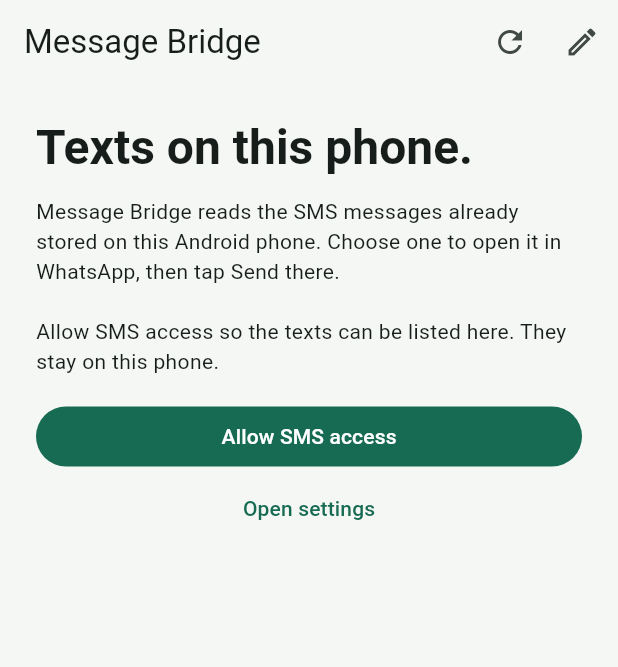
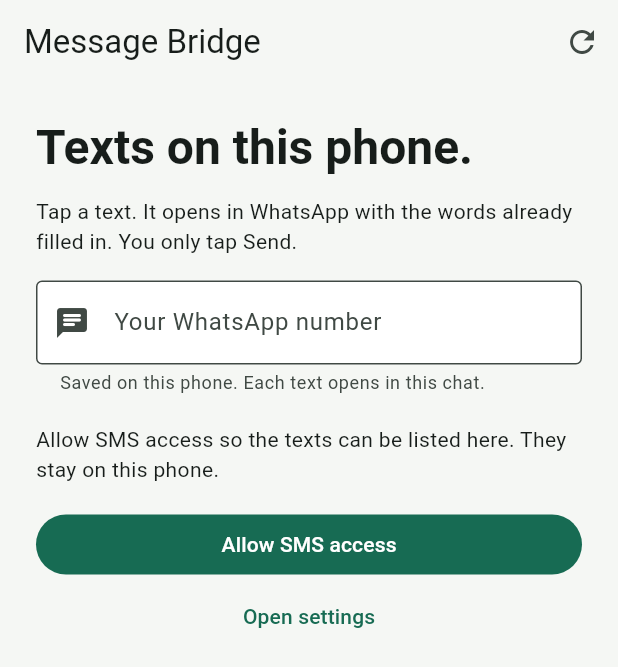
Before and after one commit to Judiciousmurich/message-bridge, a Flutter app: the screen it shows after launch, on a phone screen of 412 x 824 dp. Shown: the top 667 px of the screen. Run offline on Flutter 3.47's test engine with Material 3 defaults, Android fonts, the phone set to English and light mode, and no system bars.

Commit message:
feat(android): open a tapped text in WhatsApp
Save one WhatsApp number and open a tapped text in that chat so the remaining action is Send.

Ledger: 2026-11-12 13:20 — Open a tapped text in WhatsApp
Co-authored-by: Cursor <cursoragent@cursor.com>

```diff
--- a/lib/sms_inbox_page.dart
+++ b/lib/sms_inbox_page.dart
@@ -45,11 +45,18 @@ class _SmsInboxPageState extends State<SmsInboxPage> {
   var _opening = false;
   String? _error;
   List<PhoneText> _messages = const [];
+  final _whatsappNumber = TextEditingController();
 
   @override
   void initState() {
     super.initState();
     _load();
+  }
+
+  @override
+  void dispose() {
+    _whatsappNumber.dispose();
+    super.dispose();
   }
 
   void _notice(String text) {
@@ -64,7 +71,9 @@ class _SmsInboxPageState extends State<SmsInboxPage> {
     });
     try {
       final granted = await _channel.invokeMethod<bool>('hasPermission') ?? false;
+      final saved = await _channel.invokeMethod<String>('getRecipient') ?? '';
       if (!mounted) return;
+      if (_whatsappNumber.text.isEmpty) _whatsappNumber.text = saved;
       if (!granted) {
         setState(() {
           _needsPermission = true;
@@ -129,21 +138,25 @@ class _SmsInboxPageState extends State<SmsInboxPage> {
     }
   }
 
+  Future<void> _rememberNumber(String value) async {
+    try {
+      await _channel.invokeMethod<void>('setRecipient', {'number': value.trim()});
+    } catch (_) {}
+  }
+
   Future<void> _send(PhoneText message) async {
     if (_opening) return;
+    final number = _whatsappNumber.text.trim();
+    if (!RegExp(r'^\+[1-9]\d{6,14}$').hasMatch(number)) {
+      _notice('Add your WhatsApp number above, then tap the text.');
+      return;
+    }
     setState(() => _opening = true);
-    final notice = await openWhatsApp(message.body, '');
+    await _rememberNumber(number);
+    final notice = await openWhatsApp(message.body, number);
     if (!mounted) return;
     if (notice != null) _notice(notice);
     setState(() => _opening = false);
-  }
-
-  void _edit(PhoneText message) {
-    Navigator.of(context).push(
-      MaterialPageRoute<void>(
-        builder: (_) => ComposePage(initialMessage: message.body),
-      ),
-    );
   }
 
   String _when(int millis) {
@@ -166,13 +179,6 @@ class _SmsInboxPageState extends State<SmsInboxPage> {
               tooltip: 'Refresh texts',
               onPressed: _loading ? null : _load,
               icon: const Icon(Icons.refresh),
-            ),
-            IconButton(
-              tooltip: 'Type a message',
-              onPressed: () => Navigator.of(context).push(
-                MaterialPageRoute<void>(builder: (_) => const ComposePage()),
-              ),
-              icon: const Icon(Icons.edit_outlined),
             ),
           ],
         ),
@@ -197,7 +203,23 @@ class _SmsInboxPageState extends State<SmsInboxPage> {
                                       height: 1.15)),
                           const SizedBox(height: 14),
                           const Text(
-                              'Message Bridge reads the SMS messages already stored on this Android phone. Choose one to open it in WhatsApp, then tap Send there.'),
+                              'Tap a text. It opens in WhatsApp with the words already filled in. You only tap Send.'),
+                          const SizedBox(height: 16),
+                          TextField(
+                            controller: _whatsappNumber,
+                            keyboardType: TextInputType.phone,
+                            decoration: const InputDecoration(
+                              labelText: 'Your WhatsApp number',
+                              hintText: '+254712345678',
+                              helperText:
+                                  'Saved on this phone. Each text opens in this chat.',
+                              helperMaxLines: 2,
+                              prefixIcon: Icon(Icons.chat_rounded),
+                            ),
+                            onChanged: (value) {
+                              _rememberNumber(value);
+                            },
+                          ),
                           const SizedBox(height: 20),
                           if (_needsPermission) ...[
                             const Text(
@@ -227,6 +249,9 @@ class _SmsInboxPageState extends State<SmsInboxPage> {
                             ),
                           for (final message in _messages) ...[
                             Card(
+                              clipBehavior: Clip.antiAlias,
+                              child: InkWell(
+                                onTap: _opening ? null : () => _send(message),
                                 child: Padding(
                                   padding: const EdgeInsets.all(16),
                                   child: Column(
@@ -242,23 +267,14 @@ class _SmsInboxPageState extends State<SmsInboxPage> {
                                       const SizedBox(height: 8),
                                       Text(message.body),
                                       const SizedBox(height: 8),
-                                    Row(
-                                      children: [
-                                        TextButton(
-                                          onPressed: () => _edit(message),
-                                          child: const Text('Edit'),
-                                        ),
-                                        const Spacer(),
-                                        TextButton(
-                                          onPressed: _opening
-                                              ? null
-                                              : () => _send(message),
-                                          child: const Text(
-                                              'Continue in WhatsApp'),
-                                        ),
+                                      Text('Open in WhatsApp',
+                                          style: Theme.of(context)
+                                              .textTheme
+                                              .labelLarge
+                                              ?.copyWith(
+                                                  color: const Color(0xFF087F62))),
                                     ],
                                   ),
-                                  ],
                                 ),
                               ),
                             ),
```
Also changed, not shown: 5 other files. Lines whose indentation alone changed are shown as unchanged.
